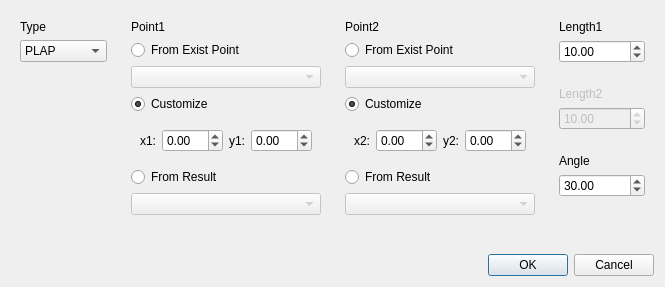
Qt form core/panel/run_Triangle_Solver_edit.ui (KmolYuan/Pyslvs-UI) before a commit.
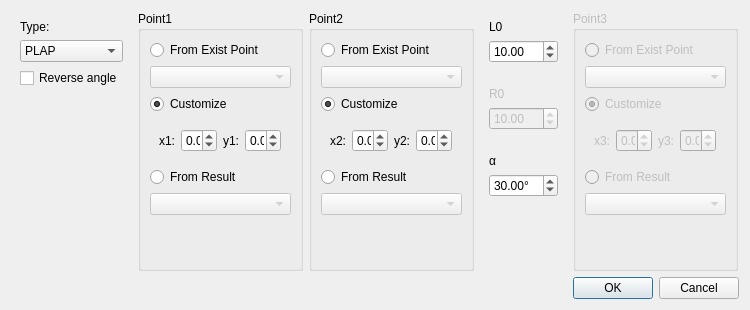
The same form after that commit. Icons and pictures are not drawn.

```diff
--- a/core/panel/run_Triangle_Solver_edit.ui
+++ b/core/panel/run_Triangle_Solver_edit.ui
@@ -6,20 +6,20 @@
    <rect>
     <x>0</x>
     <y>0</y>
-    <width>665</width>
-    <height>287</height>
+    <width>750</width>
+    <height>310</height>
    </rect>
   </property>
   <property name="minimumSize">
    <size>
-    <width>665</width>
-    <height>287</height>
+    <width>750</width>
+    <height>310</height>
    </size>
   </property>
   <property name="maximumSize">
    <size>
-    <width>665</width>
-    <height>287</height>
+    <width>932</width>
+    <height>310</height>
    </size>
   </property>
   <property name="windowTitle">
@@ -29,7 +29,10 @@
    <iconset resource="../../icons.qrc">
     <normaloff>:/icons/TS.png</normaloff>:/icons/TS.png</iconset>
   </property>
-  <layout class="QVBoxLayout" name="verticalLayout_8">
+  <property name="modal">
+   <bool>true</bool>
+  </property>
+  <layout class="QVBoxLayout" name="verticalLayout_9">
    <item>
     <layout class="QHBoxLayout" name="horizontalLayout_3">
      <item>
@@ -38,7 +41,7 @@
         <item>
          <widget class="QLabel" name="label_8">
           <property name="text">
-           <string>Type</string>
+           <string>Type:</string>
           </property>
          </widget>
         </item>
@@ -54,6 +57,18 @@
             <string>PLLP</string>
            </property>
           </item>
+          <item>
+           <property name="text">
+            <string>PLPP</string>
+           </property>
+          </item>
+         </widget>
+        </item>
+        <item>
+         <widget class="QCheckBox" name="other">
+          <property name="text">
+           <string>Reverse angle</string>
+          </property>
          </widget>
         </item>
         <item>
@@ -73,15 +88,11 @@
       </widget>
      </item>
      <item>
-      <widget class="QWidget" name="p1Panel" native="true">
+      <widget class="QGroupBox" name="p1Panel">
+       <property name="title">
+        <string>Point1</string>
+       </property>
        <layout class="QVBoxLayout" name="verticalLayout_2">
-        <item>
-         <widget class="QLabel" name="label">
-          <property name="text">
-           <string>Point1</string>
-          </property>
-         </widget>
-        </item>
         <item>
          <widget class="QRadioButton" name="p1Exist">
           <property name="text">
@@ -171,15 +182,11 @@
       </widget>
      </item>
      <item>
-      <widget class="QWidget" name="p2Panel" native="true">
+      <widget class="QGroupBox" name="p2Panel">
+       <property name="title">
+        <string>Point2</string>
+       </property>
        <layout class="QVBoxLayout" name="verticalLayout_6">
-        <item>
-         <widget class="QLabel" name="label_5">
-          <property name="text">
-           <string>Point2</string>
-          </property>
-         </widget>
-        </item>
         <item>
          <widget class="QRadioButton" name="p2Exist">
           <property name="text">
@@ -276,7 +283,7 @@
           <item>
            <widget class="QLabel" name="label_2">
             <property name="text">
-             <string>Length1</string>
+             <string>L0</string>
             </property>
            </widget>
           </item>
@@ -302,7 +309,7 @@
           <item>
            <widget class="QLabel" name="label_9">
             <property name="text">
-             <string>Length2</string>
+             <string>R0</string>
             </property>
            </widget>
           </item>
@@ -325,12 +332,15 @@
           <item>
            <widget class="QLabel" name="label_4">
             <property name="text">
-             <string>Angle</string>
+             <string>α </string>
             </property>
            </widget>
           </item>
           <item>
            <widget class="QDoubleSpinBox" name="angle">
+            <property name="suffix">
+             <string>°</string>
+            </property>
             <property name="maximum">
              <double>360.000000000000000</double>
             </property>
@@ -357,6 +367,116 @@
        </item>
       </layout>
      </item>
+     <item>
+      <widget class="QGroupBox" name="p3Panel">
+       <property name="enabled">
+        <bool>false</bool>
+       </property>
+       <property name="title">
+        <string>Point3</string>
+       </property>
+       <layout class="QVBoxLayout" name="verticalLayout_8">
+        <item>
+         <widget class="QRadioButton" name="p3Exist">
+          <property name="text">
+           <string>From Exist Point</string>
+          </property>
+         </widget>
+        </item>
+        <item>
+         <widget class="QComboBox" name="p3">
+          <property name="enabled">
+           <bool>false</bool>
+          </property>
+         </widget>
+        </item>
+        <item>
+         <widget class="QRadioButton" name="p3Customize">
+          <property name="text">
+           <string>Customize</string>
+          </property>
+          <property name="checked">
+           <bool>true</bool>
+          </property>
+         </widget>
+        </item>
+        <item>
+         <widget class="QWidget" name="p2Layout_2" native="true">
+          <layout class="QHBoxLayout" name="horizontalLayout_5">
+           <item>
+            <widget class="QLabel" name="label_13">
+             <property name="text">
+              <string>x3:</string>
+             </property>
+            </widget>
+           </item>
+           <item>
+            <widget class="QDoubleSpinBox" name="x3">
+             <property name="minimum">
+              <double>-99.989999999999995</double>
+             </property>
+            </widget>
+           </item>
+           <item>
+            <widget class="QLabel" name="label_14">
+             <property name="text">
+              <string>y3:</string>
+             </property>
+            </widget>
+           </item>
+           <item>
+            <widget class="QDoubleSpinBox" name="y3">
+             <property name="minimum">
+              <double>-99.989999999999995</double>
+             </property>
+            </widget>
+           </item>
+          </layout>
+         </widget>
+        </item>
+        <item>
+         <widget class="QRadioButton" name="p3Result">
+          <property name="text">
+           <string>From Result</string>
+          </property>
+         </widget>
+        </item>
+        <item>
+         <widget class="QComboBox" name="r3">
+          <property name="enabled">
+           <bool>false</bool>
+          </property>
+         </widget>
+        </item>
+        <item>
+         <spacer name="verticalSpacer_7">
+          <property name="orientation">
+           <enum>Qt::Vertical</enum>
+          </property>
+          <property name="sizeHint" stdset="0">
+           <size>
+            <width>20</width>
+            <height>1</height>
+           </size>
+          </property>
+         </spacer>
+        </item>
+       </layout>
+      </widget>
+     </item>
+     <item>
+      <spacer name="horizontalSpacer_2">
+       <property name="orientation">
+        <enum>Qt::Horizontal</enum>
+       </property>
+       <property name="sizeHint" stdset="0">
+        <size>
+         <width>40</width>
+         <height>20</height>
+        </size>
+       </property>
+      </spacer>
+     </item>
     </layout>
    </item>
    <item>
```
Left out of the diff: 96 changed lines with no effect on the pictures.
